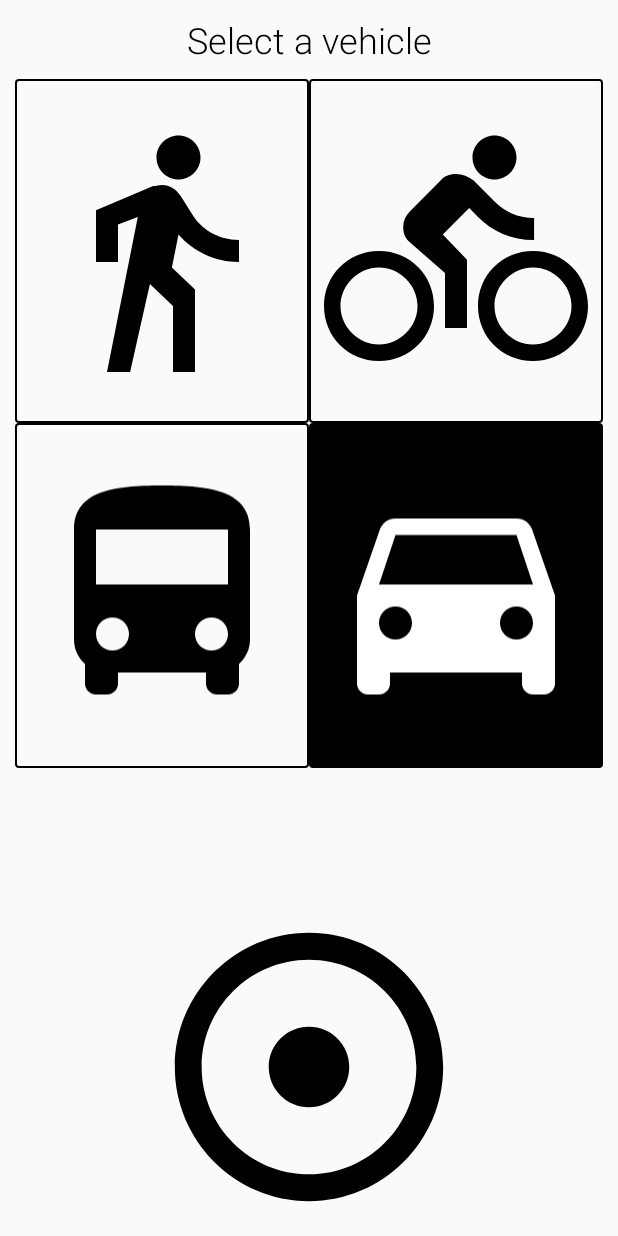
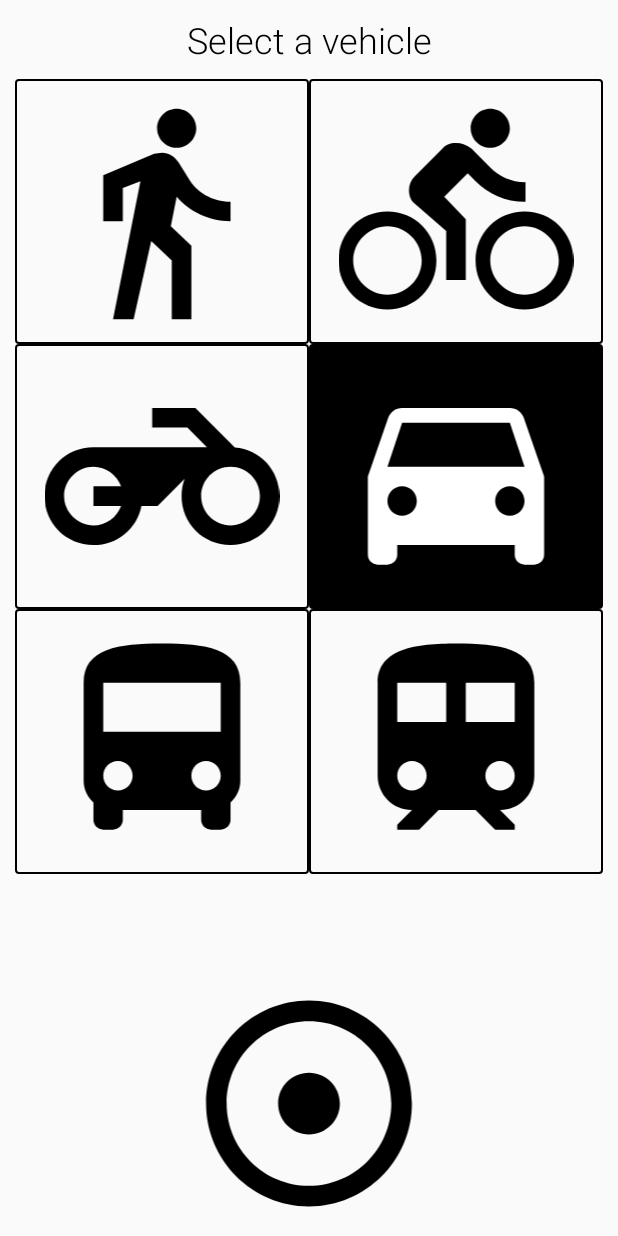
Before and after one commit to geosolutions-it/SaveMyBike, an Android app: the fragment RecordFragment placed in its activity, after a tap on an icon or button, on a phone screen of 412 x 824 dp. Run offline under Robolectric (Android 15) with nearby library versions, the phone set to English and light mode, and no system bars; our stand-ins replace ButterKnife; libraries missing offline, so code that uses them is left out: com.amazonaws.mobileconnectors, com.amazonaws.regions; 3 other taps on this screen came first.

Commit message:
Add moped and train to mobile app

```diff
--- a/mobile/app/src/main/assets/conf.json
+++ b/mobile/app/src/main/assets/conf.json
@@ -25,6 +25,18 @@
       "selected" : "false",
       "gpsDist" : 50,
       "gpsTime" : 10000
+    },
+    {
+      "id" : 4,
+      "selected" : "false",
+      "gpsDist" : 50,
+      "gpsTime" : 10000
+    },
+    {
+      "id" : 5,
+      "selected" : "false",
+      "gpsDist" : 50,
+      "gpsTime" : 10000
     }
   ],
   "bikes":[
--- a/mobile/app/src/main/java/it/geosolutions/savemybike/model/Vehicle.java
+++ b/mobile/app/src/main/java/it/geosolutions/savemybike/model/Vehicle.java
@@ -16,7 +16,9 @@ public class Vehicle implements Serializable {
         FOOT,
         BIKE,
         BUS,
-        CAR
+        CAR,
+        MOPED,
+        TRAIN
     }
 
     @SerializedName("id")
--- a/mobile/app/src/main/java/it/geosolutions/savemybike/ui/fragment/RecordFragment.java
+++ b/mobile/app/src/main/java/it/geosolutions/savemybike/ui/fragment/RecordFragment.java
@@ -14,7 +14,6 @@ import android.widget.ImageView;
 import android.widget.LinearLayout;
 import android.widget.TextView;
 
-import java.util.ArrayList;
 import java.util.List;
 import java.util.Locale;
 
@@ -43,7 +42,10 @@ public class RecordFragment extends Fragment {
             R.id.mode_foot,
             R.id.mode_bike,
             R.id.mode_bus,
-            R.id.mode_car })
+            R.id.mode_car,
+            R.id.mode_moped,
+            R.id.mode_train
+            })
     List<View> modeViews;
 
     @BindView(R.id.record_button) ImageView recordButton;
@@ -181,6 +183,8 @@ public class RecordFragment extends Fragment {
             R.id.mode_bike,
             R.id.mode_bus,
             R.id.mode_car,
+            R.id.mode_moped,
+            R.id.mode_train,
             R.id.record_button})
     public void onClick(View view) {
 
@@ -196,6 +200,12 @@ public class RecordFragment extends Fragment {
                 break;
             case R.id.mode_car:
                 ((SaveMyBikeActivity)getActivity()).changeVehicle(Vehicle.VehicleType.CAR, true);
+                break;
+            case R.id.mode_moped:
+                ((SaveMyBikeActivity)getActivity()).changeVehicle(Vehicle.VehicleType.MOPED, true);
+                break;
+            case R.id.mode_train:
+                ((SaveMyBikeActivity)getActivity()).changeVehicle(Vehicle.VehicleType.TRAIN, true);
                 break;
             case R.id.record_button:
 
--- /dev/null
+++ b/mobile/app/src/main/res/drawable/ic_directions_motorcycle.xml
@@ -0,0 +1,10 @@
+<vector xmlns:android="http://schemas.android.com/apk/res/android"
+    android:width="24dp"
+    android:height="24dp"
+    android:viewportWidth="24"
+    android:viewportHeight="24">
+
+    <path
+        android:fillColor="#000000"
+        android:pathData="M19.44 9.03L15.41 5H11v2h3.59l2 2H5c-2.8 0-5 2.2-5 5s2.2 5 5 5c2.46 0 4.45-1.69 4.9-4h1.65l2.77-2.77c-0.21 0.54 -0.32 1.14-0.32 1.77 0 2.8 2.2 5 5 5s5-2.2 5-5c0-2.65-1.97-4.77-4.56-4.97zM7.82 15C7.4 16.15 6.28 17 5 17c-1.63 0-3-1.37-3-3s1.37-3 3-3c1.28 0 2.4 0.85 2.82 2H5v2h2.82zM19 17c-1.66 0-3-1.34-3-3s1.34-3 3-3 3 1.34 3 3-1.34 3-3 3z" />
+</vector>
--- /dev/null
+++ b/mobile/app/src/main/res/drawable/ic_directions_train.xml
@@ -0,0 +1,12 @@
+<vector xmlns:android="http://schemas.android.com/apk/res/android"
+    android:width="24dp"
+    android:height="24dp"
+    android:viewportWidth="24"
+    android:viewportHeight="24">
+
+    <path
+        android:fillColor="#000000"
+        android:pathData="M12 2c-4 0-8 0.5-8 4v9.5C4 17.43 5.57 19 7.5 19L6 20.5v0.5h2.23l2-2H14l2 2h2v-0.5L16.5 19c1.93 0 3.5-1.57 3.5-3.5V6c0-3.5-3.58-4-8-4zM7.5 17c-0.83 0-1.5-0.67-1.5-1.5S6.67 14 7.5 14s1.5 0.67 1.5 1.5S8.33 17 7.5 17zm3.5-7H6V6h5v4zm2 0V6h5v4h-5zm3.5 7c-0.83 0-1.5-0.67-1.5-1.5s0.67-1.5 1.5-1.5 1.5 0.67 1.5 1.5-0.67 1.5-1.5 1.5z" />
+    <path
+        android:pathData="M0 0h24v24H0V0z" />
+</vector>
--- a/mobile/app/src/main/res/layout/fragment_record.xml
+++ b/mobile/app/src/main/res/layout/fragment_record.xml
@@ -75,6 +75,34 @@
             android:orientation="horizontal">
 
             <ImageView
+                android:id="@+id/mode_moped"
+                android:layout_width="0dp"
+                android:layout_height="match_parent"
+                android:layout_weight=".5"
+                android:background="@drawable/mode_bordered"
+                android:padding="10dp"
+                app:srcCompat="@drawable/ic_directions_motorcycle"/>
+
+            <ImageView
+                android:id="@+id/mode_car"
+                android:layout_width="0dp"
+                android:layout_height="match_parent"
+                android:layout_weight=".5"
+                android:background="@drawable/mode_bordered"
+                android:padding="10dp"
+                app:srcCompat="@drawable/ic_directions_car"/>
+        </LinearLayout>
+
+        <LinearLayout
+            android:id="@+id/mode_row_icons2"
+            android:layout_width="match_parent"
+            android:layout_height="0dp"
+            android:layout_marginLeft="10dp"
+            android:layout_marginRight="10dp"
+            android:layout_weight=".3"
+            android:orientation="horizontal">
+
+            <ImageView
                 android:id="@+id/mode_bus"
                 android:layout_width="0dp"
                 android:layout_height="match_parent"
@@ -84,13 +112,13 @@
                 app:srcCompat="@drawable/ic_directions_bus"/>
 
             <ImageView
-                android:id="@+id/mode_car"
+                android:id="@+id/mode_train"
                 android:layout_width="0dp"
                 android:layout_height="match_parent"
                 android:layout_weight=".5"
                 android:background="@drawable/mode_bordered"
                 android:padding="10dp"
-                app:srcCompat="@drawable/ic_directions_car"/>
+                app:srcCompat="@drawable/ic_directions_train"/>
         </LinearLayout>
 
         <LinearLayout
--- a/mobile/build.gradle
+++ b/mobile/build.gradle
@@ -6,7 +6,7 @@ buildscript {
         google()
     }
     dependencies {
-        classpath 'com.android.tools.build:gradle:3.1.1'
+        classpath 'com.android.tools.build:gradle:3.1.2'
 
         // NOTE: Do not place your application dependencies here; they belong
         // in the individual module build.gradle files
```
